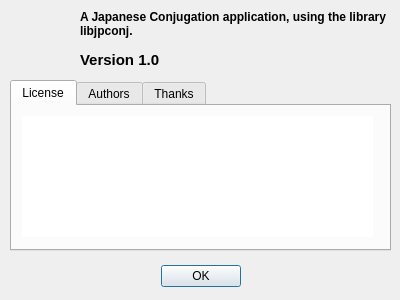
The window that jpconj/about.ui (anqafalak/japkatsuyou) describes before a commit, drawn with Qt 5.
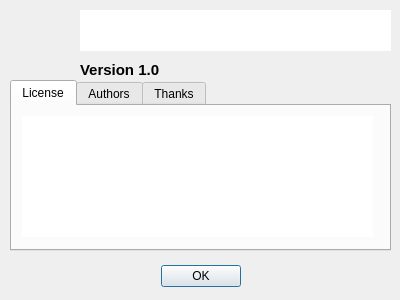
The same window after the commit. Icons and pictures are not drawn.

The edit to the form file:
```diff
--- a/jpconj/about.ui
+++ b/jpconj/about.ui
@@ -94,39 +94,11 @@
     <bool>true</bool>
    </property>
   </widget>
-  <widget class="QLabel" name="whatl">
-   <property name="geometry">
-    <rect>
-     <x>80</x>
-     <y>10</y>
-     <width>311</width>
-     <height>31</height>
-    </rect>
-   </property>
-   <property name="layoutDirection">
-    <enum>Qt::LeftToRight</enum>
-   </property>
-   <property name="text">
-    <string>&lt;html&gt;&lt;head/&gt;&lt;body&gt;&lt;p&gt;&lt;span style=&quot; font-weight:600;&quot;&gt;A Japanese Conjugation application, using the library libjpconj.&lt;/span&gt;&lt;/p&gt;&lt;/body&gt;&lt;/html&gt;</string>
-   </property>
-   <property name="textFormat">
-    <enum>Qt::RichText</enum>
-   </property>
-   <property name="scaledContents">
-    <bool>false</bool>
-   </property>
-   <property name="alignment">
-    <set>Qt::AlignLeading|Qt::AlignLeft|Qt::AlignTop</set>
-   </property>
-   <property name="wordWrap">
-    <bool>true</bool>
-   </property>
-  </widget>
   <widget class="QLabel" name="verl">
    <property name="geometry">
     <rect>
      <x>80</x>
-     <y>50</y>
+     <y>60</y>
      <width>311</width>
      <height>20</height>
     </rect>
@@ -260,6 +232,38 @@
     </widget>
    </widget>
   </widget>
+  <widget class="QTextBrowser" name="aboutText">
+   <property name="geometry">
+    <rect>
+     <x>80</x>
+     <y>10</y>
+     <width>311</width>
+     <height>41</height>
+    </rect>
+   </property>
+   <property name="frameShape">
+    <enum>QFrame::NoFrame</enum>
+   </property>
+   <property name="frameShadow">
+    <enum>QFrame::Plain</enum>
+   </property>
+   <property name="horizontalScrollBarPolicy">
+    <enum>Qt::ScrollBarAlwaysOff</enum>
+   </property>
+   <property name="html">
+    <string notr="true">&lt;!DOCTYPE HTML PUBLIC &quot;-//W3C//DTD HTML 4.0//EN&quot; &quot;http://www.w3.org/TR/REC-html40/strict.dtd&quot;&gt;
+&lt;html&gt;&lt;head&gt;&lt;meta name=&quot;qrichtext&quot; content=&quot;1&quot; /&gt;&lt;style type=&quot;text/css&quot;&gt;
+p, li { white-space: pre-wrap; }
+&lt;/style&gt;&lt;/head&gt;&lt;body style=&quot; font-family:'DejaVu Sans'; font-size:9pt; font-weight:400; font-style:normal;&quot;&gt;
+&lt;p style=&quot;-qt-paragraph-type:empty; margin-top:0px; margin-bottom:0px; margin-left:0px; margin-right:0px; -qt-block-indent:0; text-indent:0px;&quot;&gt;&lt;br /&gt;&lt;/p&gt;&lt;/body&gt;&lt;/html&gt;</string>
+   </property>
+   <property name="textInteractionFlags">
+    <set>Qt::TextBrowserInteraction</set>
+   </property>
+   <property name="openLinks">
+    <bool>false</bool>
+   </property>
+  </widget>
  </widget>
  <resources>
   <include location="icons.qrc"/>
```
